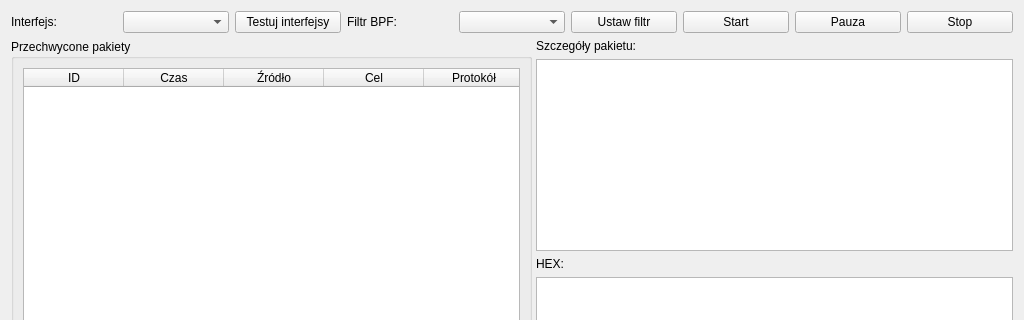
First picture: the form in qtui/dashboard.ui, repository Szyryngo/skaner4, before the edit; both pictures show x 0 to 1024 and y 0 to 320 of the 1024 by 894 pixel window.
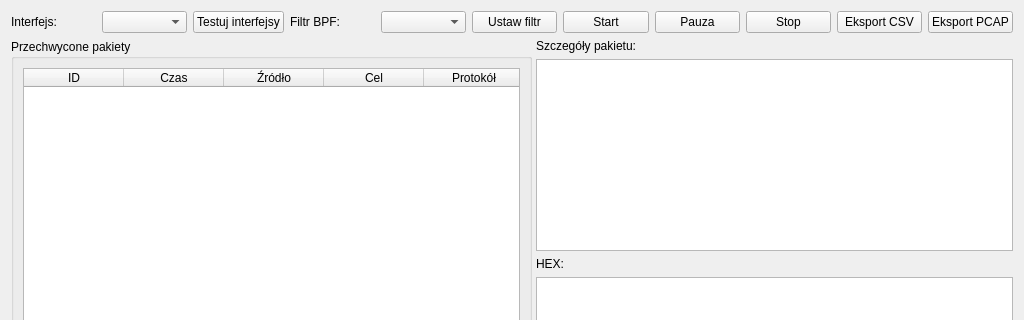
Second picture: the form after the edit.

Commit message: Add export CSV and PCAP functionality

Patch:
```diff
--- a/qtui/dashboard.ui
+++ b/qtui/dashboard.ui
@@ -68,6 +68,20 @@
        </property>
       </widget>
      </item>
+  <item>
+   <widget class="QPushButton" name="export_csv_btn">
+    <property name="text">
+     <string>Eksport CSV</string>
+    </property>
+   </widget>
+  </item>
+  <item>
+   <widget class="QPushButton" name="export_pcap_btn">
+    <property name="text">
+     <string>Eksport PCAP</string>
+    </property>
+   </widget>
+  </item>
     </layout>
    </item>
    <item>
```
Lines whose indentation alone changed are shown as unchanged. The commit also changes 1 other file.
